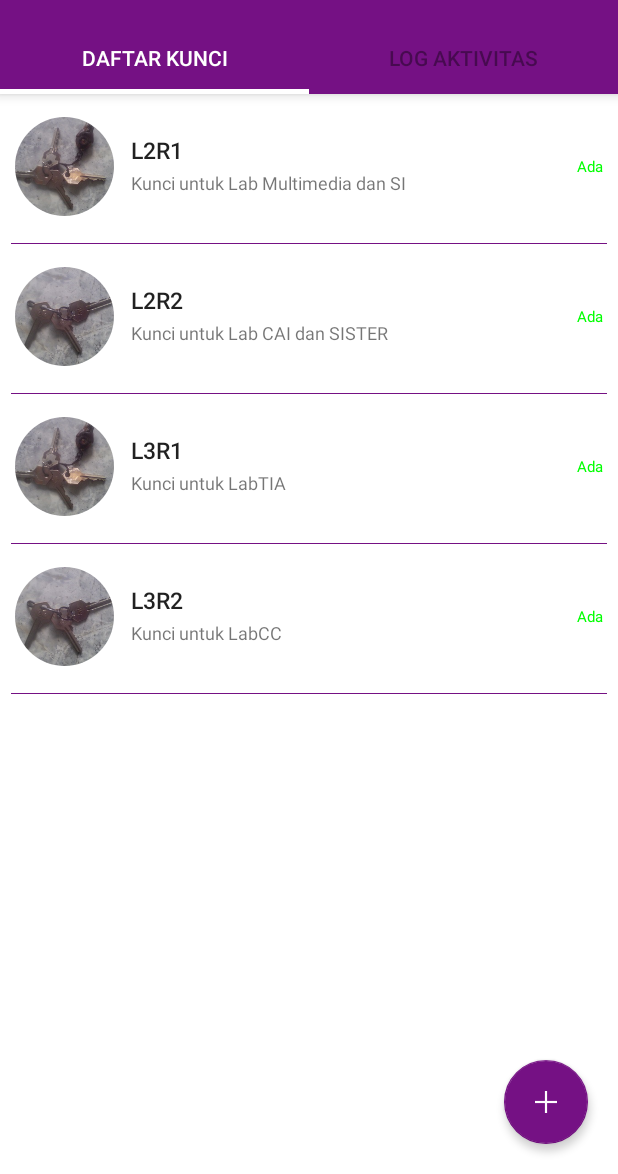
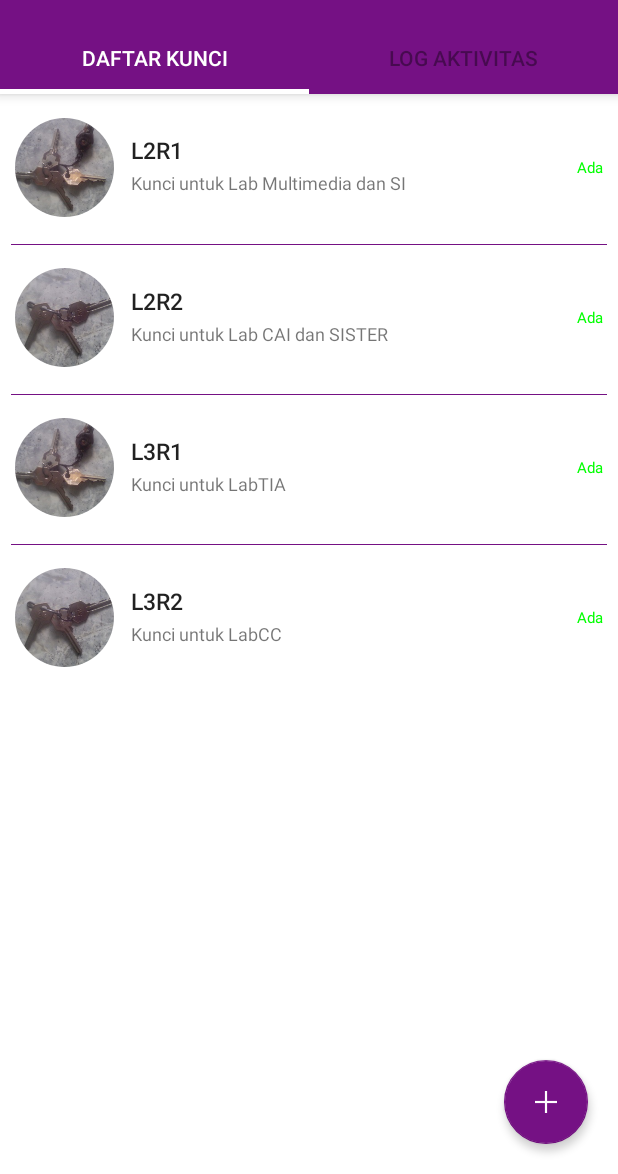
Before and after one commit to doelmi/KeysManager, an Android app: the screen it shows after launch (MainActivity), on a phone screen of 412 x 824 dp, the part 62-1236 px from its top. Run offline under Robolectric (Android 15) with nearby library versions, the phone set to English and light mode, and no system bars; our stand-ins replace CircleImageView.

Commit message:
memperbaiki tampilan recycler view.

```diff
--- a/app/src/main/java/id/doelmi/keysmanager/activity/DaftarKunciDiarsipkan.java
+++ b/app/src/main/java/id/doelmi/keysmanager/activity/DaftarKunciDiarsipkan.java
@@ -57,7 +57,7 @@ public class DaftarKunciDiarsipkan extends AppCompatActivity {
 
             @Override
             public void onLongClick(View view, int position) {
-                Toast.makeText(activity, "Long Press on position : " + position, Toast.LENGTH_SHORT).show();
+//                Toast.makeText(activity, "Long Press on position : " + position, Toast.LENGTH_SHORT).show();
             }
         }));
 
--- a/app/src/main/java/id/doelmi/keysmanager/activity/EditKunciActivity.java
+++ b/app/src/main/java/id/doelmi/keysmanager/activity/EditKunciActivity.java
@@ -182,7 +182,7 @@ public class EditKunciActivity extends AppCompatActivity {
         btn_2.setOnClickListener(new View.OnClickListener() {
             @Override
             public void onClick(View v) {
-                String nama = nama_kunci.getText().toString();
+                String nama = nama_kunci.getText().toString().toUpperCase();
                 String deskripsi = deskripsi_kunci.getText().toString();
 
                 String gambar_uri = null;
@@ -210,7 +210,6 @@ public class EditKunciActivity extends AppCompatActivity {
                                 .setPositiveButton(android.R.string.ok, new DialogInterface.OnClickListener() {
                                     @Override
                                     public void onClick(DialogInterface dialog, int which) {
-//                                    TambahKunciActivity.super.onBackPressed();
                                         EditKunciActivity.super.onBackPressed();
                                     }
                                 });
--- a/app/src/main/java/id/doelmi/keysmanager/activity/SearchActivity.java
+++ b/app/src/main/java/id/doelmi/keysmanager/activity/SearchActivity.java
@@ -135,11 +135,9 @@ public class SearchActivity extends AppCompatActivity {
                 populateRecylerViewValuesLog(cari);
 
                 LinearLayout.LayoutParams params = (LinearLayout.LayoutParams) linear2.getLayoutParams();
-                int height = (int) TypedValue.applyDimension(TypedValue.COMPLEX_UNIT_DIP, (listContentArrLog.size()*100)+30, getResources().getDisplayMetrics());
-                params.height = height;
+                params.height = (int) TypedValue.applyDimension(TypedValue.COMPLEX_UNIT_DIP, (listContentArrLog.size()*100), getResources().getDisplayMetrics());
                 linear2.setLayoutParams(params);
 
-                Toast.makeText(activity, "panjang log = "+height, Toast.LENGTH_SHORT).show();
                 kondisi_tampil();
                 hasSearch = true;
                 return false;
@@ -411,6 +409,7 @@ public class SearchActivity extends AppCompatActivity {
         super.onDestroy();
         if (cursor != null) cursor.close();
         db.close();
+        helper.close();
     }
 
     private class RecyclerTouchListener implements RecyclerView.OnItemTouchListener {
--- a/app/src/main/java/id/doelmi/keysmanager/activity/TambahKunciActivity.java
+++ b/app/src/main/java/id/doelmi/keysmanager/activity/TambahKunciActivity.java
@@ -121,7 +121,7 @@ public class TambahKunciActivity extends AppCompatActivity {
         btn_2.setOnClickListener(new View.OnClickListener() {
             @Override
             public void onClick(View v) {
-                String nama = nama_kunci.getText().toString();
+                String nama = nama_kunci.getText().toString().toUpperCase();
                 String deskripsi = deskripsi_kunci.getText().toString();
 
                 String gambar_uri = null;
@@ -138,7 +138,7 @@ public class TambahKunciActivity extends AppCompatActivity {
                     try {
                         SQLiteDatabase db = helper.getWritableDatabase();
 
-                        db.insert("KUNCI", null, InsertKunci(nama.toUpperCase(), deskripsi, 0, gambar_uri, 0, null, null, null));
+                        db.insert("KUNCI", null, InsertKunci(nama, deskripsi, 0, gambar_uri, 0, null, null, null));
                         db.insert("LOG_AKTIVITAS", null, InsertLogAktivitas("Anda menambahkan kunci " + nama, date, nama));
                         db.close();
 
--- a/app/src/main/java/id/doelmi/keysmanager/javafile/CustomAdapter.java
+++ b/app/src/main/java/id/doelmi/keysmanager/javafile/CustomAdapter.java
@@ -49,6 +49,9 @@ public class CustomAdapter extends RecyclerView.Adapter<CustomAdapter.MyViewHold
     @Override
     public void onBindViewHolder(MyViewHolder holder, int position) {
         CustomPOJO list_items = list_members.get(position);
+        if (position == 0){
+            holder.garis.setVisibility(View.GONE);
+        }
         holder.username.setText(list_items.getName());
         holder.content.setText(list_items.getContent());
         holder.time.setText(list_items.getTime());
@@ -96,6 +99,7 @@ public class CustomAdapter extends RecyclerView.Adapter<CustomAdapter.MyViewHold
         TextView username, content, time;
         //        ImageView image;
         CircleImageView kunciImage;
+        View garis;
 
         private MyViewHolder(View itemView) {
             super(itemView);
@@ -106,6 +110,7 @@ public class CustomAdapter extends RecyclerView.Adapter<CustomAdapter.MyViewHold
             time = (TextView) itemView.findViewById(R.id.time);
 //            image = (ImageView) itemView.findViewById(R.id.imageView);
             kunciImage = (CircleImageView) itemView.findViewById(R.id.kunciImage);
+            garis = itemView.findViewById(R.id.view9);
         }
 
         @Override
--- a/app/src/main/java/id/doelmi/keysmanager/javafile/CustomAdapterLog.java
+++ b/app/src/main/java/id/doelmi/keysmanager/javafile/CustomAdapterLog.java
@@ -48,6 +48,9 @@ public class CustomAdapterLog extends RecyclerView.Adapter<CustomAdapterLog.MyVi
     @Override
     public void onBindViewHolder(MyViewHolder holder, int position) {
         CustomPOJO list_items = list_members.get(position);
+        if (position == 0){
+            holder.garis.setVisibility(View.GONE);
+        }
         holder.aktivitas.setText(list_items.getName());
         holder.waktu.setText(list_items.getContent());
 
@@ -83,6 +86,7 @@ public class CustomAdapterLog extends RecyclerView.Adapter<CustomAdapterLog.MyVi
     class MyViewHolder extends RecyclerView.ViewHolder implements View.OnClickListener {
         TextView aktivitas, waktu;
         ImageView imageStatus;
+        View garis;
 
         public MyViewHolder(View itemView) {
             super(itemView);
@@ -91,7 +95,7 @@ public class CustomAdapterLog extends RecyclerView.Adapter<CustomAdapterLog.MyVi
             aktivitas = (TextView) itemView.findViewById(R.id.aktivitas);
             waktu = (TextView) itemView.findViewById(R.id.waktu);
             imageStatus = (ImageView) itemView.findViewById(R.id.imageStatus);
-
+            garis = itemView.findViewById(R.id.view9);
         }
 
         @Override
--- a/app/src/main/res/layout/custom_row.xml
+++ b/app/src/main/res/layout/custom_row.xml
@@ -5,28 +5,27 @@
     android:layout_height="100dp"
     android:clickable="true">
 
-    <View
-        android:id="@+id/view9"
-        android:layout_width="match_parent"
-        android:layout_height="5dp"
-        android:layout_below="@+id/asd"
-        android:layout_marginLeft="7dp"
-        android:layout_marginRight="7dp"
-        android:background="@color/warna_ungu">
 
-    </View>
 
     <LinearLayout
         android:id="@+id/asd"
         android:layout_width="match_parent"
-        android:layout_height="99.5dp"
+        android:layout_height="match_parent"
 
         android:layout_alignParentLeft="true"
         android:layout_alignParentStart="true"
         android:layout_alignParentTop="true"
         android:background="@drawable/background"
         android:orientation="vertical">
+        <View
+            android:id="@+id/view9"
+            android:layout_width="match_parent"
+            android:layout_height="0.5dp"
+            android:layout_marginLeft="7dp"
+            android:layout_marginRight="7dp"
+            android:background="@color/warna_ungu">
 
+        </View>
         <LinearLayout
             android:layout_width="match_parent"
             android:layout_height="match_parent"
```
Also changed, not shown: app/src/main/res/layout/activity_search.xml (+9 -10 lines), app/src/main/res/layout/custom_row_log.xml (+11 -10 lines).
